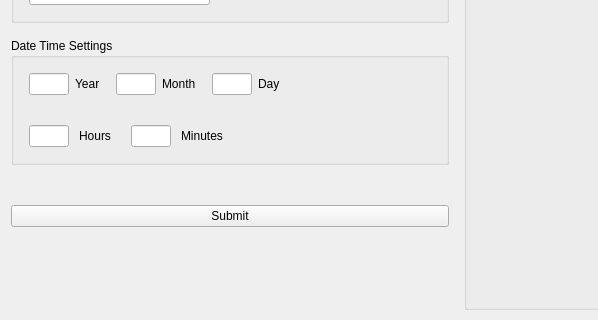
The window that FinancialManager/Content/newrecordwidget.ui (Aethermeister/FinancialManager) describes before a commit, drawn with Qt 5; both pictures show x 0 to 598 and y 137 to 457 of the 902 by 457 pixel window.
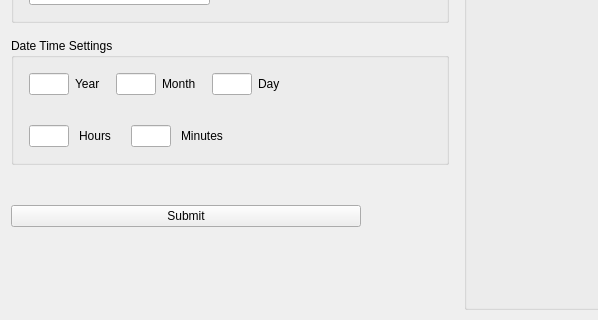
The same window after the commit.

```diff
--- a/FinancialManager/Content/newrecordwidget.ui
+++ b/FinancialManager/Content/newrecordwidget.ui
@@ -38,6 +38,12 @@
    </item>
    <item row="3" column="0">
     <widget class="QPushButton" name="m_submit_btn">
+     <property name="maximumSize">
+      <size>
+       <width>350</width>
+       <height>16777215</height>
+      </size>
+     </property>
      <property name="text">
       <string>Submit</string>
      </property>
```
